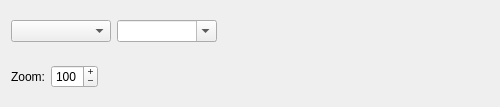
Above: ChkForge/toolbars.ui from heinermann/ChkForge before the change. Below: the same form after it.
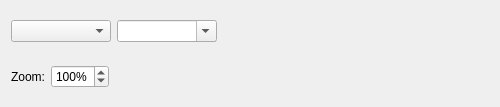
That is the form after the change.

What changed in the file:
```diff
--- a/ChkForge/toolbars.ui
+++ b/ChkForge/toolbars.ui
@@ -95,17 +95,23 @@
       </item>
       <item>
        <widget class="QSpinBox" name="spn_zoom">
-        <property name="buttonSymbols">
-         <enum>QAbstractSpinBox::PlusMinus</enum>
+        <property name="accelerated">
+         <bool>true</bool>
         </property>
         <property name="correctionMode">
          <enum>QAbstractSpinBox::CorrectToNearestValue</enum>
         </property>
+        <property name="suffix">
+         <string notr="true">%</string>
+        </property>
         <property name="minimum">
          <number>20</number>
         </property>
         <property name="maximum">
-         <number>800</number>
+         <number>300</number>
+        </property>
+        <property name="singleStep">
+         <number>5</number>
         </property>
         <property name="value">
          <number>100</number>
```
